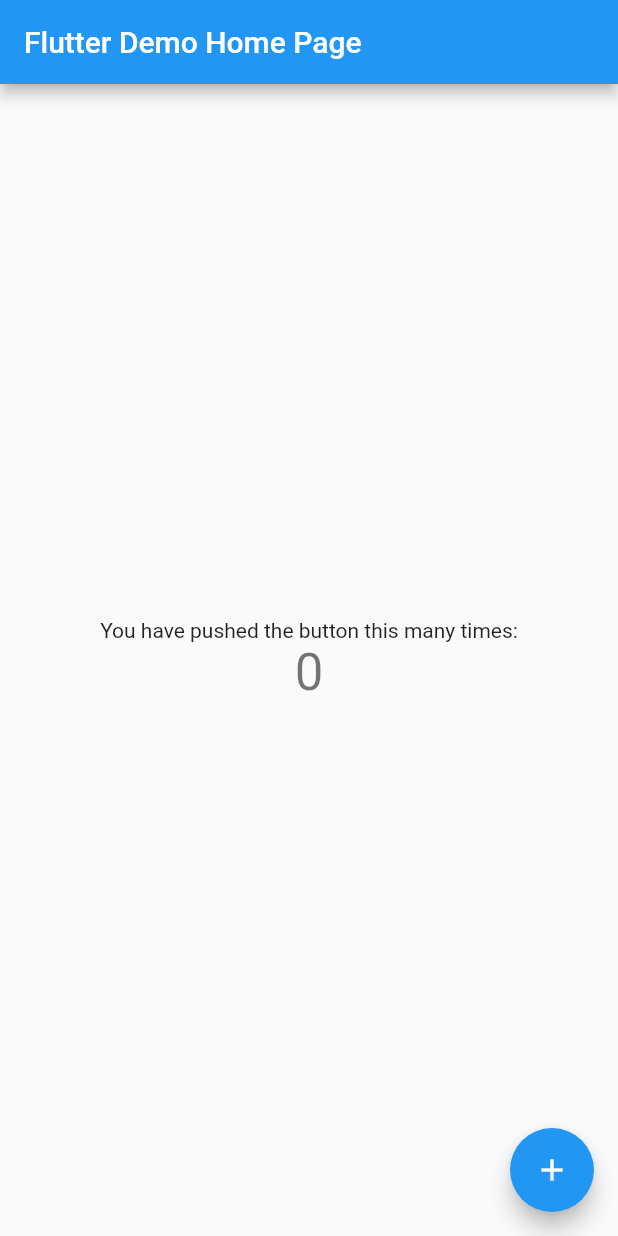
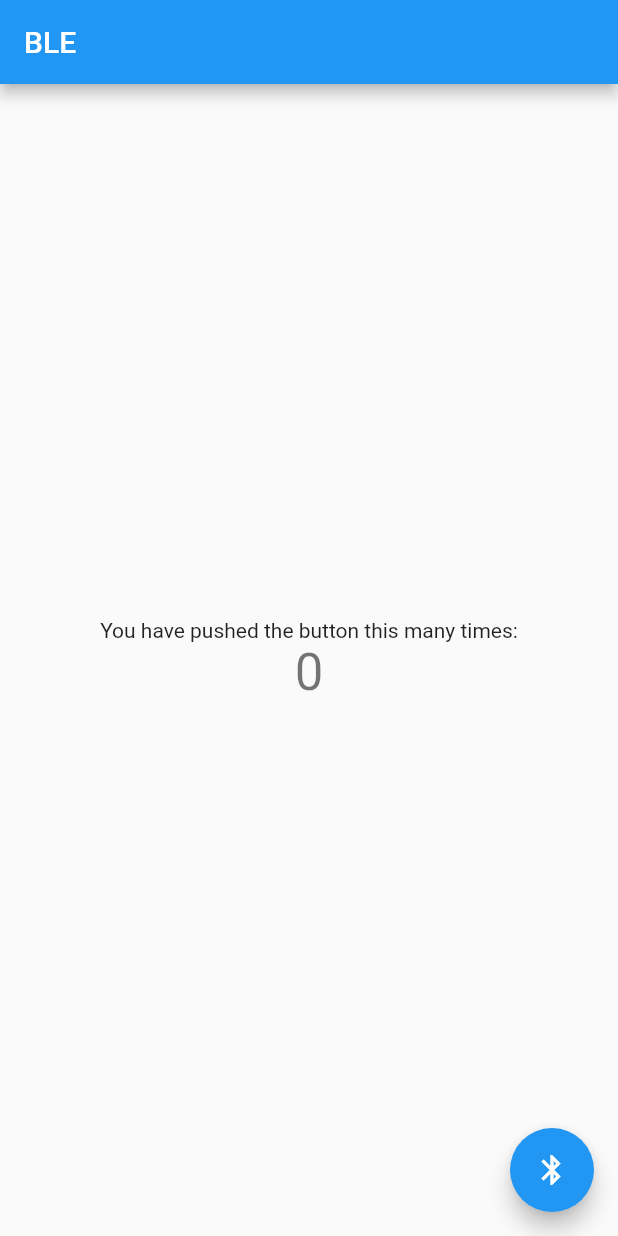
Before and after one commit to edilson14/flutter_ble, a Flutter app: the screen it shows after launch, on a phone screen of 412 x 824 dp. Run offline on Flutter 3.47's test engine with Material 2 defaults, Android fonts, the phone set to English and light mode, and no system bars.

```diff
--- a/lib/main.dart
+++ b/lib/main.dart
@@ -1,47 +1,23 @@
 import 'package:flutter/material.dart';
 
-void main() {
-  runApp(MyApp());
-}
+void main() => runApp(MyApp());
 
 class MyApp extends StatelessWidget {
-  // This widget is the root of your application.
   @override
   Widget build(BuildContext context) {
     return MaterialApp(
-      title: 'Flutter Demo',
+      title: 'BLE Demo',
       theme: ThemeData(
-        // This is the theme of your application.
-        //
-        // Try running your application with "flutter run". You'll see the
-        // application has a blue toolbar. Then, without quitting the app, try
-        // changing the primarySwatch below to Colors.green and then invoke
-        // "hot reload" (press "r" in the console where you ran "flutter run",
-        // or simply save your changes to "hot reload" in a Flutter IDE).
-        // Notice that the counter didn't reset back to zero; the application
-        // is not restarted.
         primarySwatch: Colors.blue,
-        // This makes the visual density adapt to the platform that you run
-        // the app on. For desktop platforms, the controls will be smaller and
-        // closer together (more dense) than on mobile platforms.
         visualDensity: VisualDensity.adaptivePlatformDensity,
       ),
-      home: MyHomePage(title: 'Flutter Demo Home Page'),
+      home: MyHomePage(title: 'BLE'),
     );
   }
 }
 
 class MyHomePage extends StatefulWidget {
   MyHomePage({Key key, this.title}) : super(key: key);
-
-  // This widget is the home page of your application. It is stateful, meaning
-  // that it has a State object (defined below) that contains fields that affect
-  // how it looks.
-
-  // This class is the configuration for the state. It holds the values (in this
-  // case the title) provided by the parent (in this case the App widget) and
-  // used by the build method of the State. Fields in a Widget subclass are
-  // always marked "final".
 
   final String title;
 
@@ -54,47 +30,20 @@ class _MyHomePageState extends State<MyHomePage> {
 
   void _incrementCounter() {
     setState(() {
-      // This call to setState tells the Flutter framework that something has
-      // changed in this State, which causes it to rerun the build method below
-      // so that the display can reflect the updated values. If we changed
-      // _counter without calling setState(), then the build method would not be
-      // called again, and so nothing would appear to happen.
       _counter++;
     });
   }
 
   @override
   Widget build(BuildContext context) {
-    // This method is rerun every time setState is called, for instance as done
-    // by the _incrementCounter method above.
-    //
-    // The Flutter framework has been optimized to make rerunning build methods
-    // fast, so that you can just rebuild anything that needs updating rather
-    // than having to individually change instances of widgets.
     return Scaffold(
       appBar: AppBar(
-        // Here we take the value from the MyHomePage object that was created by
-        // the App.build method, and use it to set our appbar title.
         title: Text(widget.title),
       ),
       body: Center(
         // Center is a layout widget. It takes a single child and positions it
         // in the middle of the parent.
         child: Column(
-          // Column is also a layout widget. It takes a list of children and
-          // arranges them vertically. By default, it sizes itself to fit its
-          // children horizontally, and tries to be as tall as its parent.
-          //
-          // Invoke "debug painting" (press "p" in the console, choose the
-          // "Toggle Debug Paint" action from the Flutter Inspector in Android
-          // Studio, or the "Toggle Debug Paint" command in Visual Studio Code)
-          // to see the wireframe for each widget.
-          //
-          // Column has various properties to control how it sizes itself and
-          // how it positions its children. Here we use mainAxisAlignment to
-          // center the children vertically; the main axis here is the vertical
-          // axis because Columns are vertical (the cross axis would be
-          // horizontal).
           mainAxisAlignment: MainAxisAlignment.center,
           children: <Widget>[
             Text(
@@ -109,8 +58,8 @@ class _MyHomePageState extends State<MyHomePage> {
       ),
       floatingActionButton: FloatingActionButton(
         onPressed: _incrementCounter,
-        tooltip: 'Increment',
-        child: Icon(Icons.add),
+        tooltip: 'Scan',
+        child: Icon(Icons.bluetooth),
       ), // This trailing comma makes auto-formatting nicer for build methods.
     );
   }
```
Also changed, not shown: pubspec.yaml (+3 -21 lines), pubspec.lock, 3 other files.
